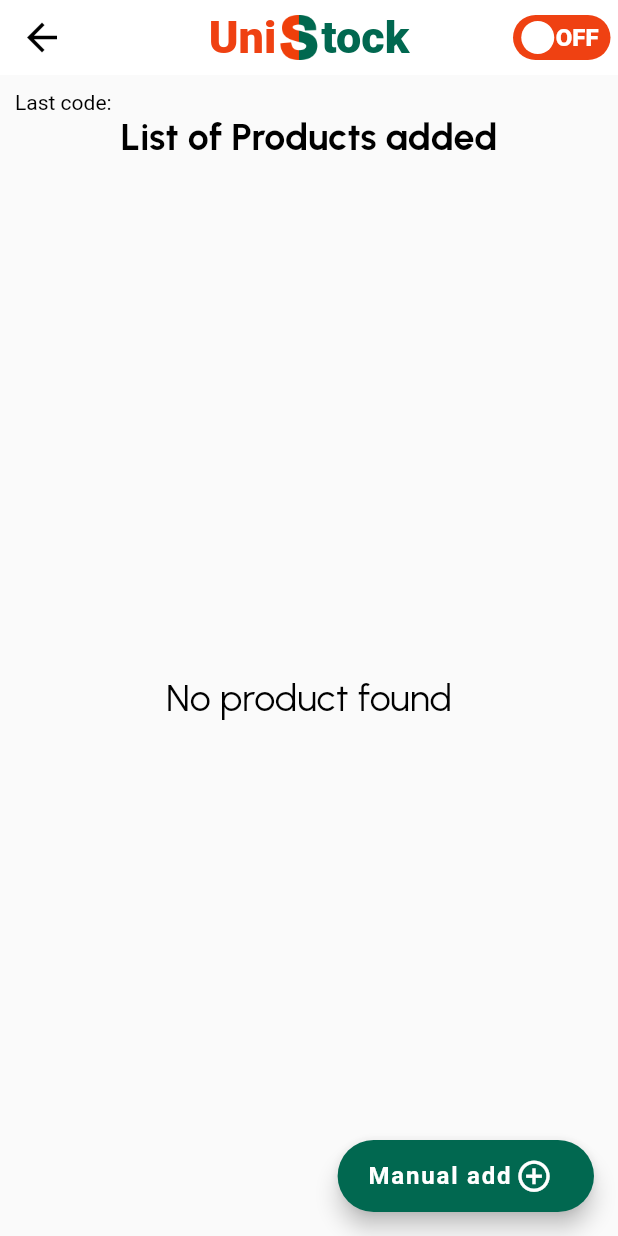
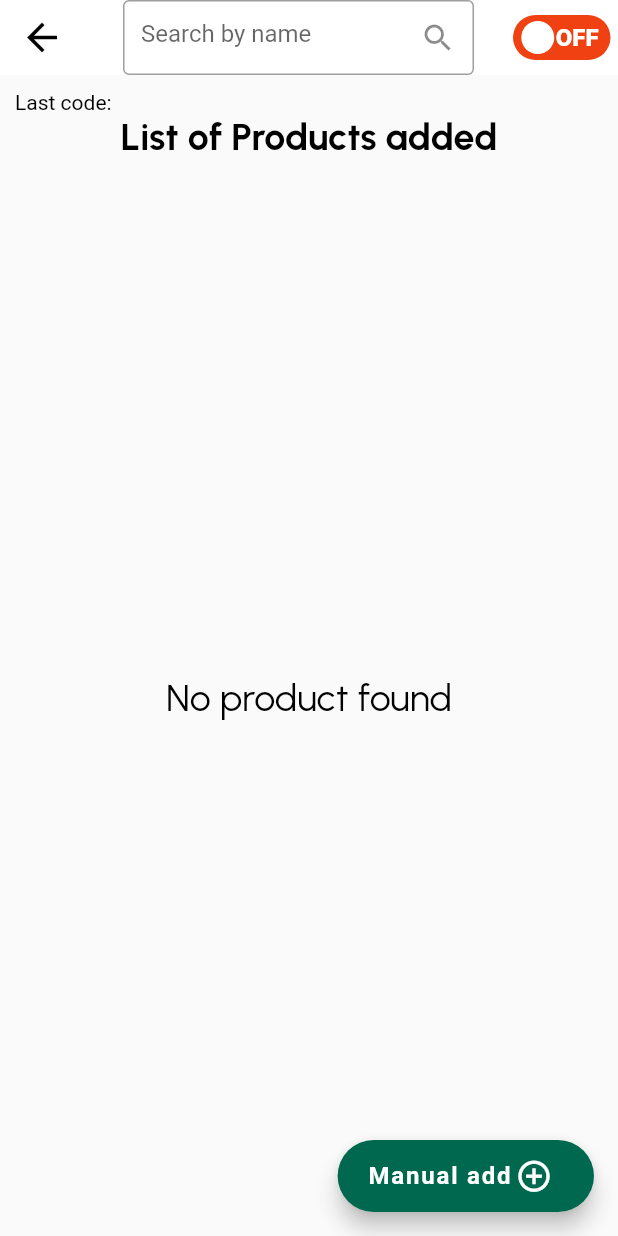
Before and after one commit to asmfahim1/zebra_scanner_final, a Flutter app: the OnlineMode screen opened directly with empty values, after a tap on "Manual add", after a tap on "ON", on a phone screen of 412 x 824 dp. Run offline on Flutter 3.47's test engine with Material 2 defaults, Android fonts, the phone set to English and light mode, and no system bars; drawn by our look-alikes of flutter_switch; our stand-ins replace bot_toast, device_info, get, google_fonts, shared_preferences, sqflite; missing offline and left inert: flutter_datawedge; accounts and stored records are empty; network calls fail.

Commit message:
searched integrated

```diff
--- a/lib/controller/online_controller.dart
+++ b/lib/controller/online_controller.dart
@@ -12,6 +12,7 @@ class OnlineController extends GetxController {
   RxString scannerStatus = "Scanner status".obs;
   RxString lastCode = ''.obs;
   TextEditingController qtyCon = TextEditingController();
+
   ConstantColors colors = ConstantColors();
 
   //API for ProductList
@@ -59,6 +60,25 @@ class OnlineController extends GetxController {
     }
   }
 
+  TextEditingController searchByName = TextEditingController();
+  //search mechanism for any name
+  RxString searchQuery = ''.obs;
+
+  // Filter suppliers based on search query
+  List get filteredSupList {
+    if (searchQuery.value.isEmpty) {
+      return products.toList();
+    } else {
+      return products
+          .where((addedProducts) => addedProducts.itemDesc.toLowerCase().contains(searchQuery.value.toLowerCase()))
+          .toList();
+    }
+  }
+
+  // Set the search query
+  void search(String query) {
+    searchQuery.value = query;
+  }
   void clearValue() {
     tagNumber.close();
     ipAdd.close();
--- a/lib/view/offline_process/offline-scan_screen.dart
+++ b/lib/view/offline_process/offline-scan_screen.dart
@@ -150,8 +150,7 @@ class _OfflineScanScreenState extends State<OfflineScanScreen> {
                         fontWeight: FontWeight.w700,
                       ),
                     ),
-                    Expanded(child: Container(
-                      child: Obx(() {
+                    Expanded(child: Obx(() {
                       if (offline.haveProduct.value) {
                         return const Center(
                           child: CircularProgressIndicator(
@@ -461,7 +460,6 @@ class _OfflineScanScreenState extends State<OfflineScanScreen> {
                       }
                     }),
                     ),
-                    ),
                   ],
                 );
         }),
--- a/lib/view/online_process/online_mode_screen.dart
+++ b/lib/view/online_process/online_mode_screen.dart
@@ -82,8 +82,7 @@ class _OnlineModeState extends State<OnlineMode> {
             );
             await onlineController.productList(widget.tagNum, ipAddress, storeId);
           }
-        }
-        ,
+        },
         onStatusUpdate: (result) {
           ScannerStatusType status = result.status;
           onlineController.scannerStatus.value =
@@ -96,9 +95,9 @@ class _OnlineModeState extends State<OnlineMode> {
     return Scaffold(
       appBar: PreferredSize(
         preferredSize: const Size.fromHeight(50),
-        child: ReusableAppBar(
+        child: AppBar(
           elevation: 0,
-          color: Colors.white,
+          backgroundColor: Colors.white,
           leading: GestureDetector(
             onTap: () {
               Get.back();
@@ -109,7 +108,20 @@ class _OnlineModeState extends State<OnlineMode> {
               color: Colors.black,
             ),
           ),
-          action: [
+          title: Container(
+            height: 50,
+            padding: const EdgeInsets.symmetric(horizontal: 10),
+            decoration: BoxDecoration(borderRadius: BorderRadius.circular(20.0)),
+            child: TextFormField(
+              controller: onlineController.searchByName,
+              decoration: const InputDecoration(
+                  hintText: 'Search by name',
+                  border: OutlineInputBorder(),
+                  suffixIcon: Icon(Icons.search)),
+              onChanged: (value) => onlineController.search(value),
+            ),
+          ),
+          actions: [
             Padding(
               padding: const EdgeInsets.only(right: 5),
               child: Obx(
@@ -177,7 +189,7 @@ class _OnlineModeState extends State<OnlineMode> {
                   ),
                 );
               } else {
-                if (onlineController.products.isEmpty) {
+                if (onlineController.filteredSupList.isEmpty) {
                   return Center(
                       child: Text(
                     "No product found",
@@ -189,8 +201,9 @@ class _OnlineModeState extends State<OnlineMode> {
                   ));
                 } else {
                   return ListView.builder(
-                      itemCount: onlineController.products.length,
+                      itemCount: onlineController.filteredSupList.length,
                       itemBuilder: (context, index) {
+                        var products = onlineController.filteredSupList[index];
                         return Container(
                           height: MediaQuery.of(context).size.height / 4.22,
                           padding: const EdgeInsets.only(
@@ -218,8 +231,7 @@ class _OnlineModeState extends State<OnlineMode> {
                                           MainAxisAlignment.spaceEvenly,
                                       children: [
                                         Text(
-                                          onlineController
-                                              .products[index].itemCode,
+                                          products.itemCode,
                                           style: GoogleFonts.urbanist(
                                             color: Colors.black,
                                             fontSize: 20,
@@ -227,8 +239,7 @@ class _OnlineModeState extends State<OnlineMode> {
                                           ),
                                         ),
                                         Text(
-                                          onlineController
-                                              .products[index].itemDesc,
+                                          products.itemDesc,
                                           overflow: TextOverflow.ellipsis,
                                           style: GoogleFonts.urbanist(
                                             color: Colors.black,
@@ -236,7 +247,7 @@ class _OnlineModeState extends State<OnlineMode> {
                                           ),
                                         ),
                                         Text(
-                                          onlineController.products[index].xcus,
+                                          products.xcus,
                                           overflow: TextOverflow.ellipsis,
                                           style: GoogleFonts.urbanist(
                                             color: Colors.black,
@@ -244,7 +255,7 @@ class _OnlineModeState extends State<OnlineMode> {
                                           ),
                                         ),
                                         Text(
-                                          "Total Quantity :  ${onlineController.products[index].scanQty}",
+                                          "Total Quantity :  ${products.scanQty}",
                                           style: GoogleFonts.urbanist(
                                             color: Colors.black,
                                             fontWeight: FontWeight.w800,
@@ -257,7 +268,7 @@ class _OnlineModeState extends State<OnlineMode> {
                                 GestureDetector(
                                   onTap: () async {
                                     onlineController.updateTQ(
-                                        '${onlineController.products[index].scanQty}');
+                                        '${products.scanQty}');
                                     showDialog(
                                         context: context,
                                         builder: (context) {
@@ -275,7 +286,7 @@ class _OnlineModeState extends State<OnlineMode> {
                                                   CrossAxisAlignment.start,
                                               children: [
                                                 Text(
-                                                  '${onlineController.products[index].itemDesc}',
+                                                  '${products.itemDesc}',
                                                   style: GoogleFonts.urbanist(
                                                       fontSize: 15,
                                                       fontWeight:
@@ -283,7 +294,7 @@ class _OnlineModeState extends State<OnlineMode> {
                                                       color: Colors.black54),
                                                 ),
                                                 Text(
-                                                  "${onlineController.products[index].xcus}",
+                                                  "${products.xcus}",
                                                   style: GoogleFonts.urbanist(
                                                       fontSize: 15,
                                                       fontWeight:
@@ -291,7 +302,7 @@ class _OnlineModeState extends State<OnlineMode> {
                                                       color: Colors.black54),
                                                 ),
                                                 Text(
-                                                  "Total Quantity: ${onlineController.products[index].scanQty}",
+                                                  "Total Quantity: ${products.scanQty}",
                                                   style: GoogleFonts.urbanist(
                                                       fontSize: 15,
                                                       fontWeight:
@@ -363,10 +374,8 @@ class _OnlineModeState extends State<OnlineMode> {
                                                           onSubmitted: (value) {
                                                             if (value.isEmpty) {
                                                               onlineController.qtyCon.text = '0';
-                                                              print('====${onlineController.quantity.value}======${onlineController.qtyCon.text}');
                                                             } else {
                                                               onlineController.quantity.value = double.parse(value);
-                                                              print('====${onlineController.quantity.value}======${onlineController.qtyCon.text}');
                                                             }
                                                           },
                                                           decoration: InputDecoration(
@@ -424,9 +433,9 @@ class _OnlineModeState extends State<OnlineMode> {
                                                       //post to api
                                                       await onlineController.adjustmentQty(
                                                               context,
-                                                              onlineController.products[index].scanQty,
+                                                              products.scanQty,
                                                               login.serverIp.value,
-                                                              onlineController.products[index].itemCode,
+                                                              products.itemCode,
                                                               widget.tagNum,
                                                               widget.outlet,
                                                               widget.storeId,
@@ -479,7 +488,7 @@ class _OnlineModeState extends State<OnlineMode> {
                                                       await onlineController
                                                           .updateQty(
                                                               login.serverIp.value,
-                                                              onlineController.products[index].itemCode,
+                                                              products.itemCode,
                                                               widget.tagNum,
                                                               widget.outlet,
                                                               widget.storeId,
@@ -540,6 +549,7 @@ class _OnlineModeState extends State<OnlineMode> {
       ),
       floatingActionButton: FloatingActionButton.extended(
         onPressed: () {
+
           Get.to(()=> ManualEntry(mode: 'Online',));
         },
         label: Row(
@@ -563,15 +573,6 @@ class _OnlineModeState extends State<OnlineMode> {
                     ),
                   ),
                 ),
-                // Obx(() => Positioned(
-                //     right: 10,
-                //     top: -1,
-                //     child: BigText(
-                //       text: '${cartController.totalClick}',
-                //       color: Colors.white,
-                //     ),
-                //   ),
-                // ),
               ],
             )
           ],
--- a/lib/widgets/reusable_passfield.dart
+++ b/lib/widgets/reusable_passfield.dart
@@ -25,20 +25,19 @@ class ReusableTextPassField extends StatelessWidget {
   Widget build(BuildContext context) {
     return Container(
       padding: const EdgeInsets.symmetric(horizontal: 10),
-      //margin: const EdgeInsets.only(left: 10, right: 10),
       decoration: BoxDecoration(borderRadius: BorderRadius.circular(20.0)),
       child: TextFormField(
         controller: server,
         decoration: InputDecoration(
           focusedBorder: OutlineInputBorder(
-            borderSide: BorderSide(
+            borderSide: const BorderSide(
               width: 1.5,
               color: ConstantColors.uniGreen,
             ),
             borderRadius: BorderRadius.circular(40.0),
           ),
           enabledBorder: OutlineInputBorder(
-            borderSide: BorderSide(
+            borderSide: const BorderSide(
               width: 1.5,
               color: ConstantColors.comColor,
             ),
```
Lines whose indentation alone changed are shown as unchanged.
